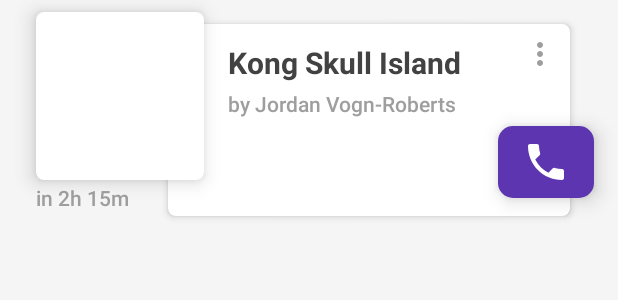
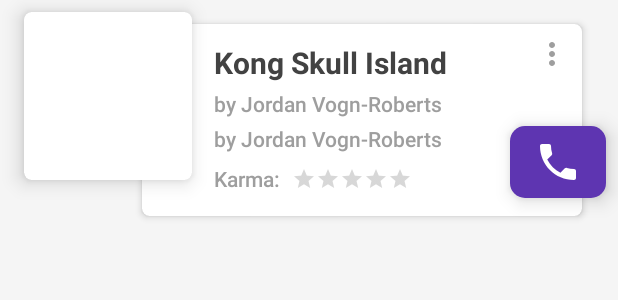
Before and after one commit to mbarta/scr-redesign, an Android app: the layout contact_list_item.xml on its own in the app's theme, with its tools: preview values and no code run, on a phone screen of 412 x 824 dp. Shown: the top 300 px of the screen. Run offline under Robolectric (Android 15) with nearby library versions, the phone set to English and light mode, and no system bars.

Commit message:
Contact list item design

```diff
--- a/app/src/main/java/me/barta/stayintouch/StayInTouchApplication.kt
+++ b/app/src/main/java/me/barta/stayintouch/StayInTouchApplication.kt
@@ -1,6 +1,7 @@
 package me.barta.stayintouch
 
 import android.app.Application
+import com.jakewharton.threetenabp.AndroidThreeTen
 import me.barta.stayintouch.common.di.ApplicationComponent
 import me.barta.stayintouch.common.di.ApplicationModule
 import me.barta.stayintouch.common.di.DaggerApplicationComponent
@@ -22,5 +23,8 @@ internal class StayInTouchApplication : Application() {
                 .applicationModule(ApplicationModule(this))
                 .databaseModule(DatabaseModule())
                 .build()
+
+        // Initialise new Date and Time API
+        AndroidThreeTen.init(this)
     }
 }
--- a/app/src/main/java/me/barta/stayintouch/common/utils/ImageUtils.kt
+++ b/app/src/main/java/me/barta/stayintouch/common/utils/ImageUtils.kt
@@ -14,9 +14,7 @@ import com.squareup.picasso.Picasso
  * Image manipulation utils
  */
 
-fun ImageView.loadUrl(url: String) {
-    Picasso.with(context).load(url).into(this)
-}
+fun ImageView.loadUrl(url: String) = Picasso.with(context).load(url).into(this)
 
 fun Bitmap.blur(ctx: Context, blurRadius: Float = 21f): Bitmap {
     val rs = RenderScript.create(ctx)
--- a/app/src/main/java/me/barta/stayintouch/contactdetail/ContactDetailActivity.kt
+++ b/app/src/main/java/me/barta/stayintouch/contactdetail/ContactDetailActivity.kt
@@ -106,7 +106,7 @@ class ContactDetailActivity : MVPActivity<ContactDetailContract.View, ContactDet
         toolbarArcBackground.setBitmapByUrl(contact.photo)
 
         name.text = "${contact.firstName} ${contact.lastName}"
-        nextContact.text = "Next contact: ${contact.nextContact}"
+        lastContact.text = "Next contact: ${contact.nextContact}"
 
         frequency.text = contact.contactFreq
 
--- a/app/src/main/res/layout/contact_detail_content.xml
+++ b/app/src/main/res/layout/contact_detail_content.xml
@@ -88,7 +88,7 @@
                 tools:text="Kong Skull Island" />
 
             <TextView
-                android:id="@+id/nextContact"
+                android:id="@+id/lastContact"
                 style="@style/ContactListItem.SecondaryText"
                 android:layout_width="0dp"
                 android:layout_height="wrap_content"
--- a/app/src/main/res/layout/contact_list_item.xml
+++ b/app/src/main/res/layout/contact_list_item.xml
@@ -13,7 +13,7 @@
         android:layout_width="112dp"
         android:layout_height="112dp"
         android:layout_marginBottom="32dp"
-        android:layout_marginStart="24dp"
+        android:layout_marginStart="16dp"
         android:layout_marginTop="8dp"
         app:cardCornerRadius="5dp"
         app:cardElevation="8dp"
@@ -34,7 +34,7 @@
         android:layout_width="0dp"
         android:layout_height="0dp"
         android:layout_marginBottom="8dp"
-        android:layout_marginEnd="32dp"
+        android:layout_marginEnd="24dp"
         android:layout_marginStart="0dp"
         android:layout_marginTop="16dp"
         app:cardCornerRadius="5dp"
@@ -49,8 +49,10 @@
             android:layout_height="match_parent"
             android:paddingBottom="8dp"
             android:paddingEnd="8dp"
-            android:paddingStart="32dp"
-            android:paddingTop="8dp">
+            android:paddingStart="40dp"
+            android:paddingTop="8dp"
+            tools:layout_editor_absoluteX="0dp"
+            tools:layout_editor_absoluteY="0dp">
 
             <TextView
                 android:id="@+id/name"
@@ -65,7 +67,7 @@
                 tools:text="Kong Skull Island" />
 
             <TextView
-                android:id="@+id/nextContact"
+                android:id="@+id/lastContact"
                 style="@style/ContactListItem.SecondaryText"
                 android:layout_width="0dp"
                 android:layout_height="wrap_content"
@@ -78,6 +80,20 @@
                 app:layout_constraintTop_toBottomOf="@+id/name"
                 tools:text="by Jordan Vogn-Roberts" />
 
+            <TextView
+                android:id="@+id/nextContact"
+                style="@style/ContactListItem.SecondaryText"
+                android:layout_width="0dp"
+                android:layout_height="wrap_content"
+                android:layout_marginEnd="32dp"
+                android:layout_marginStart="8dp"
+                android:layout_marginTop="4dp"
+                app:layout_constraintEnd_toEndOf="parent"
+                app:layout_constraintHorizontal_bias="1.0"
+                app:layout_constraintStart_toStartOf="parent"
+                app:layout_constraintTop_toBottomOf="@+id/lastContact"
+                tools:text="by Jordan Vogn-Roberts" />
+
             <ImageView
                 android:id="@+id/moreButton"
                 style="@style/ContactListItem.ActionItem"
@@ -86,6 +102,32 @@
                 app:layout_constraintEnd_toEndOf="parent"
                 app:layout_constraintTop_toTopOf="parent"
                 app:srcCompat="@drawable/ic_more_vert_black_24dp" />
+
+            <TextView
+                android:id="@+id/karmaText"
+                style="@style/ContactListItem.SecondaryText"
+                android:layout_width="wrap_content"
+                android:layout_height="wrap_content"
+                android:layout_marginBottom="4dp"
+                android:layout_marginStart="8dp"
+                android:layout_marginTop="4dp"
+                android:text="Karma:"
+                app:layout_constraintBottom_toBottomOf="parent"
+                app:layout_constraintStart_toStartOf="parent"
+                app:layout_constraintTop_toBottomOf="@+id/nextContact" />
+
+            <RatingBar
+                android:id="@+id/ratingBar"
+                style="@style/ContactListItem.RatingBar"
+                android:progressTint="@color/red300"
+                android:secondaryProgressTint="@color/red300"
+                android:layout_width="wrap_content"
+                android:layout_height="0dp"
+                android:layout_marginStart="8dp"
+                app:layout_constraintBottom_toBottomOf="@+id/karmaText"
+                app:layout_constraintStart_toEndOf="@+id/karmaText"
+                app:layout_constraintTop_toTopOf="@+id/karmaText"
+                app:layout_constraintVertical_bias="1.0" />
 
         </android.support.constraint.ConstraintLayout>
     </android.support.v7.widget.CardView>
@@ -102,7 +144,7 @@
         android:layout_width="64dp"
         android:layout_height="48dp"
         android:layout_marginBottom="12dp"
-        android:layout_marginEnd="16dp"
+        android:layout_marginEnd="8dp"
         android:background="@drawable/rectangle"
         android:clickable="true"
         android:elevation="8dp"
@@ -111,24 +153,11 @@
         app:layout_constraintEnd_toEndOf="parent"
         app:srcCompat="@drawable/ic_call_black_24dp" />
 
-    <TextView
-        android:id="@+id/belowPhotoText"
-        style="@style/ContactListItem.SecondaryText"
-        android:layout_width="0dp"
-        android:layout_height="0dp"
-        android:layout_marginEnd="8dp"
-        android:gravity="center_vertical"
-        android:text="in 2h 15m"
-        app:layout_constraintBottom_toBottomOf="@+id/infoCard"
-        app:layout_constraintEnd_toStartOf="@+id/infoCardGuideline"
-        app:layout_constraintStart_toStartOf="@+id/photoCard"
-        app:layout_constraintTop_toBottomOf="@+id/photoCard" />
-
     <android.support.constraint.Guideline
         android:id="@+id/infoCardGuideline"
         android:layout_width="wrap_content"
         android:layout_height="wrap_content"
         android:orientation="vertical"
-        app:layout_constraintGuide_begin="112dp" />
+        app:layout_constraintGuide_begin="95dp" />
 
 </android.support.constraint.ConstraintLayout>
--- a/app/src/main/res/values/styles.xml
+++ b/app/src/main/res/values/styles.xml
@@ -82,4 +82,10 @@
         <item name="android:background">?attr/selectableItemBackgroundBorderless</item>
     </style>
 
+    <style name="ContactListItem.RatingBar" parent="Widget.AppCompat.RatingBar.Small">
+        <item name="android:paddingTop">2dp</item>
+        <item name="android:numStars">5</item>
+        <item name="android:stepSize">1</item>
+    </style>
+
 </resources>
```
Also changed, not shown: app/src/main/java/me/barta/stayintouch/common/utils/AndroidUtils.kt (+27 -5 lines), app/src/main/java/me/barta/stayintouch/common/utils/DateUtils.kt (added, +11 -0 lines), app/src/main/java/me/barta/stayintouch/contactlist/categorylist/CategoryListAdapter.kt (+13 -3 lines), app/src/main/java/me/barta/stayintouch/datastore/database/DatabaseHelper.kt (+4 -4 lines), app/src/main/java/me/barta/stayintouch/views/ScrTabLayout.java (deleted, +0 -39 lines), app/src/main/java/me/barta/stayintouch/views/ScrTabLayout.kt (added, +31 -0 lines).
